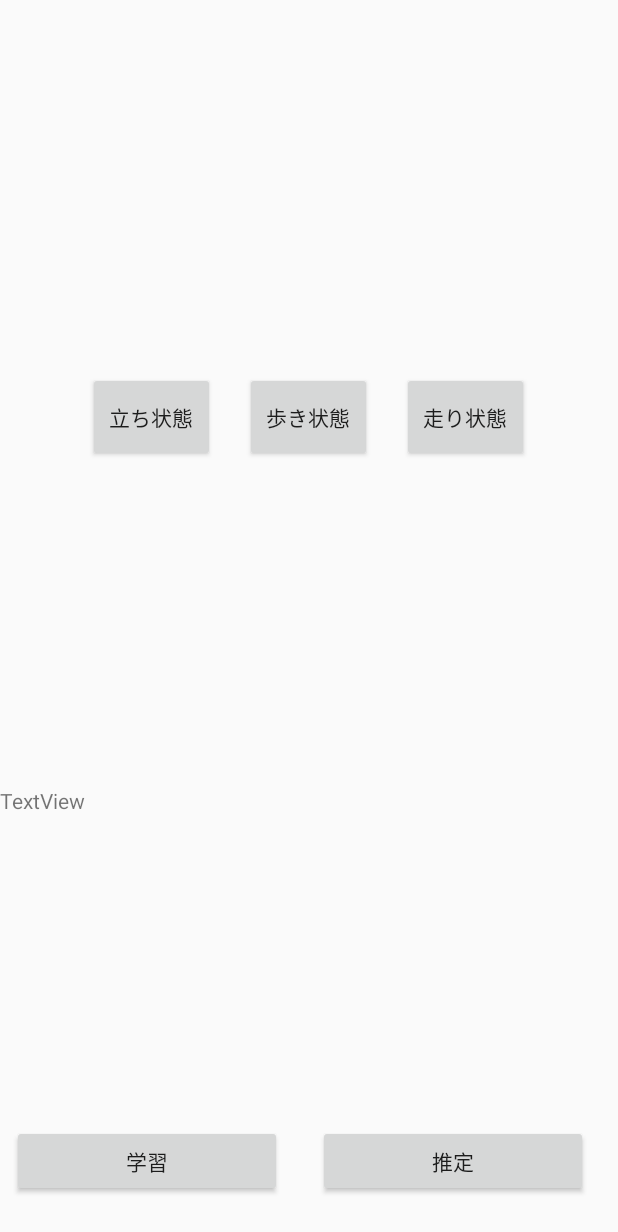
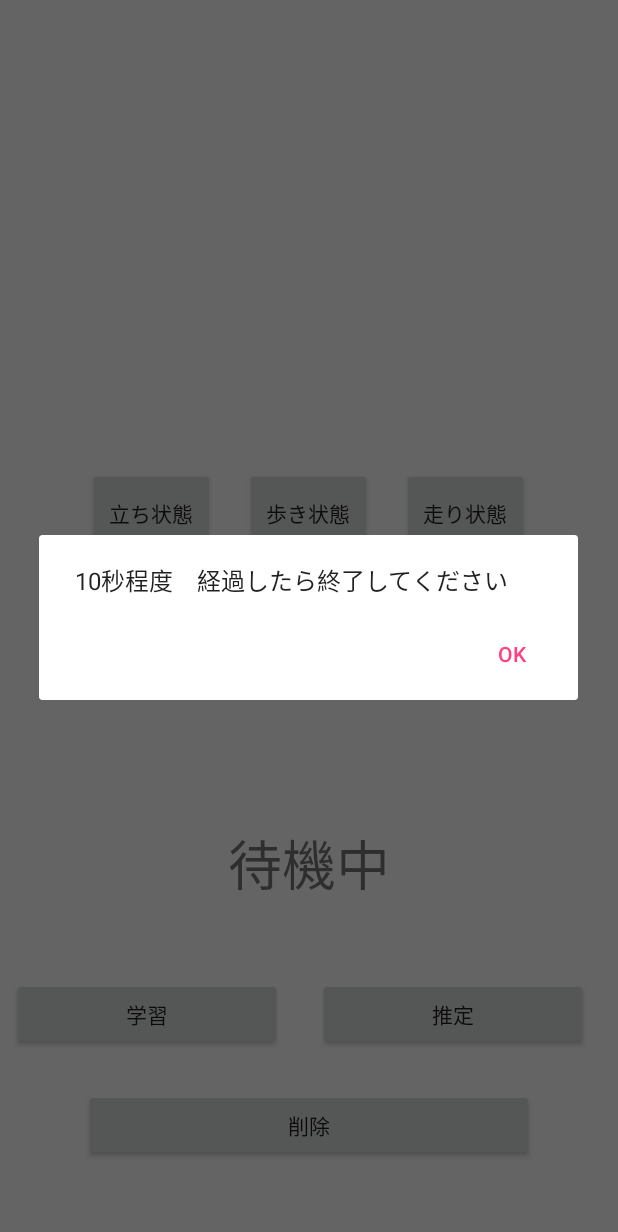
Before and after one commit to Arthur-ubi/pmml-evaluate-android, an Android app: the screen it shows after launch (MainActivity), after a tap on "立ち状態", on a phone screen of 412 x 824 dp. Shown: the top 1232 px of the screen. Run offline under Robolectric (Android 15) with nearby library versions, the phone set to English and light mode, and no system bars; libraries missing offline, so code that uses them is left out: weka.classifiers, weka.classifiers.trees, weka.core, weka.core.converters.

Commit message:
ダイアログ表示中にサンプリング, 推定エラー

```diff
--- a/app/src/main/java/com/example/arthur/anti_asp/MainActivity.java
+++ b/app/src/main/java/com/example/arthur/anti_asp/MainActivity.java
@@ -2,6 +2,8 @@ package com.example.arthur.anti_asp;
 
 import android.Manifest;
 import android.app.Activity;
+import android.app.AlertDialog;
+import android.content.DialogInterface;
 import android.content.pm.PackageManager;
 import android.hardware.Sensor;
 import android.hardware.SensorEvent;
@@ -33,11 +35,20 @@ import weka.core.converters.ConverterUtils;
 
 import static java.lang.Math.sqrt;
 
-//TODO arffをwekaのデータセットに設定, サンプリングを10秒程度に設定
+//TODO サンプリングを10秒程度に設定
 
 public class MainActivity extends Activity implements SensorEventListener {
   private SensorManager manager;
   private TextView values;
+  private TextView status;
+  int click_flag = 0;
+  int counter = 0;
+
+  boolean dflag = false;
+  boolean stand = false;
+  boolean walk = false;
+  boolean run = false;
+
   float combined_acc;
   String input_csv;
   String STATUS;
@@ -52,28 +63,51 @@ public class MainActivity extends Activity implements SensorEventListener {
 
     values = (TextView)findViewById(R.id.text_view);
     manager = (SensorManager)getSystemService(SENSOR_SERVICE);
+    status = (TextView)findViewById(R.id.status_view);
+    status.setText("待機中");
+
+    //削除ボタン
+    Button Delete_button = findViewById(R.id.delete_button);
+    Delete_button.setOnClickListener(new View.OnClickListener() {
+      @Override
+      public void onClick(View v) {
+        File file1 = new File("/storage/emulated/0/anti_asp/acc.arff");
+        file1.delete();
+        File file2 = new File("/storage/emulated/0/anti_asp/acc_stand.csv");
+        file2.delete();
+        File file3 = new File("/storage/emulated/0/anti_asp/acc_walk.csv");
+        file3.delete();
+        File file4 = new File("/storage/emulated/0/anti_asp/acc_run.csv");
+        file4.delete();
+        //Toast.makeText(this, "学習データの削除が完了しました", Toast.LENGTH_SHORT).show();
+        delete_Dialog();
+        }});
 
     //サンプリングボタン
     Button buttonSave_s = findViewById(R.id.button_l_stand);
     buttonSave_s.setOnClickListener(new View.OnClickListener() {
       @Override
       public void onClick(View v) {
-        String val  = String.valueOf(combined_acc + "," + "stand\n");
-        saveFile("acc_stand.csv", val);
+          Dialog();
+          stand = true;
       }
     });
     Button buttonSave_w = findViewById(R.id.button_l_walk);
     buttonSave_w.setOnClickListener(new View.OnClickListener() {
       @Override
       public void onClick(View v) {
+        Dialog();
+        walk = true;
         String val = String.valueOf(combined_acc + "," + "walk\n");
-        saveFile("acc_walk.csv", val);
+
       }
     });
     Button buttonSave_r = findViewById(R.id.button_l_run);
     buttonSave_r.setOnClickListener(new View.OnClickListener() {
       @Override
       public void onClick(View v) {
+        Dialog();
+        run = true;
         String val = String.valueOf(combined_acc + "," + "run\n");
         saveFile("acc_run.csv", val);
       }
@@ -114,7 +148,7 @@ public class MainActivity extends Activity implements SensorEventListener {
     button_estimate.setOnClickListener(new View.OnClickListener() {
       @Override
       public void onClick(View v) {
-        weka();//wekaに現在の3軸加速度を引き渡し, 推定
+       click_flag = 1;//wekaに現在の3軸加速度を引き渡し, 推定
 
       }
     });
@@ -132,7 +166,7 @@ public class MainActivity extends Activity implements SensorEventListener {
       //PrintWriter p = new PrintWriter(new BufferedWriter(f));
 
       System.out.println("csv出力が完了しました。");
-      Toast.makeText(this, "出力が完了しました", Toast.LENGTH_SHORT).show();
+      //Toast.makeText(this, "出力が完了しました", Toast.LENGTH_SHORT).show();
 
     } catch (IOException e) {
       e.printStackTrace();
@@ -243,7 +277,27 @@ public class MainActivity extends Activity implements SensorEventListener {
               + "\nZ: " + accZ
               + "\n合成加速度: " + combined_acc;
       values.setText(str);
+      counter++;
+
+      //stand
+      if(dflag == true && stand == true){
+        saveFile("acc_stand.csv", String.valueOf(combined_acc + "," + "stand\n"));
+      }
+      //walk
+      if(dflag == true && walk == true){
+        saveFile("acc_walk.csv", String.valueOf(combined_acc + "," + "walk\n"));
+      }
+      //run
+      if(dflag == true && run == true){
+        saveFile("acc_run.csv", String.valueOf(combined_acc + "," + "run\n"));
+      }
+
+      if(click_flag == 1 && counter%10 == 0){
+        weka();
+      }
+
     }
+
   }
 
   public void weka() {
@@ -266,16 +320,20 @@ public class MainActivity extends Activity implements SensorEventListener {
       instance.setDataset(instances);
 
       double result = classifier.classifyInstance(instance);
-      System.out.println(result);
+      //System.out.println(result);
 
       if (result == 0.0){
         //stand
+        status.setText("STANDING");
         System.out.println("STANDING");
+
       }else if(result == 1.0){
         //walk
+        status.setText("WALKING\n\n歩きスマホはやめましょう");
         System.out.println("WALKING");
       }else if(result == 2.0){
         //run
+        status.setText("RUNNING\n\n危険！走りスマホ");
         System.out.println("RUNNING");
       }
     } catch (Exception e) {
@@ -306,4 +364,29 @@ public class MainActivity extends Activity implements SensorEventListener {
       );
     }
   }
+
+  public void Dialog(){
+    dflag = true;
+    // Use the Builder class for convenient dialog construction
+    AlertDialog.Builder builder = new AlertDialog.Builder(this);
+    builder.setMessage("10秒程度　経過したら終了してください")
+            .setPositiveButton("ok", new DialogInterface.OnClickListener() {
+              public void onClick(DialogInterface dialog, int id) {
+              dflag = false;
+              }
+            });
+    builder.show();
+  }
+  public void delete_Dialog(){
+    dflag = true;
+    // Use the Builder class for convenient dialog construction
+    AlertDialog.Builder builder = new AlertDialog.Builder(this);
+    builder.setMessage("学習データを削除しました")
+            .setPositiveButton("ok", new DialogInterface.OnClickListener() {
+              public void onClick(DialogInterface dialog, int id) {
+                dflag = false;
+              }
+            });
+    builder.show();
+  }
 }
--- a/app/src/main/res/layout/activity_main.xml
+++ b/app/src/main/res/layout/activity_main.xml
@@ -13,7 +13,7 @@
     <TextView
         android:id="@+id/text_view"
         android:layout_width="match_parent"
-        android:layout_height="wrap_content"
+        android:layout_height="150dp"
         android:layout_marginLeft="8dp"
         android:layout_marginStart="8dp"
         android:layout_marginTop="8dp"
@@ -22,7 +22,7 @@
 
     <LinearLayout
         android:layout_width="350dp"
-        android:layout_height="60dp"
+        android:layout_height="30dp"
         android:layout_weight="1"
         android:gravity="center_vertical"
         android:orientation="horizontal">
@@ -67,10 +67,12 @@
     </LinearLayout>
 
     <TextView
-        android:id="@+id/textView2"
+        android:id="@+id/status_view"
         android:layout_width="match_parent"
-        android:layout_height="200dp"
-        android:text="TextView" />
+        android:layout_height="100dp"
+        android:gravity="center_horizontal|center"
+        android:text="TextView"
+        android:textSize="36sp" />
 
     <LinearLayout
         android:layout_width="match_parent"
@@ -108,5 +110,15 @@
 
     </LinearLayout>
 
+    <Button
+        android:id="@+id/delete_button"
+        android:layout_width="300dp"
+        android:layout_height="wrap_content"
+        android:text="削除" />
+
+    <Space
+        android:layout_width="match_parent"
+        android:layout_height="50dp" />
+
 
 </LinearLayout>
```
